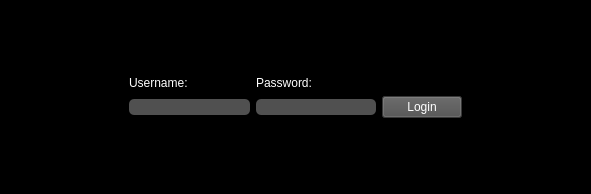
First picture: the form in PyPass UI Files/login_window.ui, repository Jscina/PyPass, before the edit.
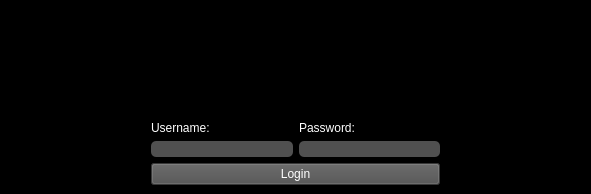
Second picture: the form after the edit.

What changed in the file:
```diff
--- a/PyPass UI Files/login_window.ui
+++ b/PyPass UI Files/login_window.ui
@@ -20,7 +20,20 @@
         </property>
         <widget class="QWidget" name="centralwidget">
             <layout class="QGridLayout" name="gridLayout">
-                <item row="3" column="3">
+    <item row="1" column="2">
+     <widget class="QLabel" name="pword_label">
+      <property name="styleSheet">
+       <string notr="true">color: rgb(255, 255, 255);</string>
+      </property>
+      <property name="text">
+       <string>Password:</string>
+      </property>
+      <property name="alignment">
+       <set>Qt::AlignBottom|Qt::AlignLeading|Qt::AlignLeft</set>
+      </property>
+     </widget>
+    </item>
+    <item row="3" column="1" colspan="2">
                     <widget class="QPushButton" name="login">
                         <property name="styleSheet">
                             <string notr="true">color: rgb(255, 255, 255);
@@ -32,7 +45,7 @@
                         </property>
                     </widget>
                 </item>
-                <item row="3" column="1">
+    <item row="2" column="1">
                     <widget class="QLineEdit" name="username">
                         <property name="styleSheet">
                             <string notr="true">color: rgb(255, 255, 255);
@@ -47,19 +60,23 @@
                     </widget>
                 </item>
                 <item row="2" column="2">
-                    <widget class="QLabel" name="pword_label">
+     <widget class="QLineEdit" name="password">
                         <property name="styleSheet">
-                            <string notr="true">color: rgb(255, 255, 255);</string>
+       <string notr="true">color: rgb(255, 255, 255);
+                                gridline-color: rgb(0, 0, 0);
+                                background-color: rgb(80, 80, 80);
+                                border-radius: 5px;
+                            </string>
                         </property>
                         <property name="text">
-                            <string>Password:</string>
-                        </property>
-                        <property name="alignment">
-                            <set>Qt::AlignBottom|Qt::AlignLeading|Qt::AlignLeft</set>
+       <string/>
+      </property>
+      <property name="echoMode">
+       <enum>QLineEdit::Password</enum>
                         </property>
                     </widget>
                 </item>
-                <item row="2" column="1">
+    <item row="1" column="1">
                     <widget class="QLabel" name="uname_label">
                         <property name="styleSheet">
                             <string notr="true">color: rgb(255, 255, 255);</string>
@@ -75,50 +92,7 @@
                         </property>
                     </widget>
                 </item>
-                <item row="3" column="2">
-                    <widget class="QLineEdit" name="password">
-                        <property name="styleSheet">
-                            <string notr="true">color: rgb(255, 255, 255);
-                                gridline-color: rgb(0, 0, 0);
-                                background-color: rgb(80, 80, 80);
-                                border-radius: 5px;
-                            </string>
-                        </property>
-                        <property name="text">
-                            <string/>
-                        </property>
-                        <property name="echoMode">
-                            <enum>QLineEdit::Password</enum>
-                        </property>
-                    </widget>
-                </item>
-                <item row="4" column="1" colspan="3">
-                    <spacer name="bottomSpacer">
-                        <property name="orientation">
-                            <enum>Qt::Vertical</enum>
-                        </property>
-                        <property name="sizeHint" stdset="0">
-                            <size>
-                                <width>20</width>
-                                <height>40</height>
-                            </size>
-                        </property>
-                    </spacer>
-                </item>
-                <item row="0" column="1" colspan="3">
-                    <spacer name="topSpacer">
-                        <property name="orientation">
-                            <enum>Qt::Vertical</enum>
-                        </property>
-                        <property name="sizeHint" stdset="0">
-                            <size>
-                                <width>20</width>
-                                <height>40</height>
-                            </size>
-                        </property>
-                    </spacer>
-                </item>
-                <item row="2" column="0" rowspan="2">
+    <item row="1" column="0" rowspan="3">
                     <spacer name="leftSpacer">
                         <property name="orientation">
                             <enum>Qt::Horizontal</enum>
@@ -131,8 +105,8 @@
                         </property>
                     </spacer>
                 </item>
-                <item row="2" column="4" rowspan="2">
-                    <spacer name="rightSpacer">
+    <item row="1" column="3" rowspan="3">
+     <spacer name="right_spacer">
                         <property name="orientation">
                             <enum>Qt::Horizontal</enum>
                         </property>
```
Lines whose indentation alone changed are shown as unchanged.
